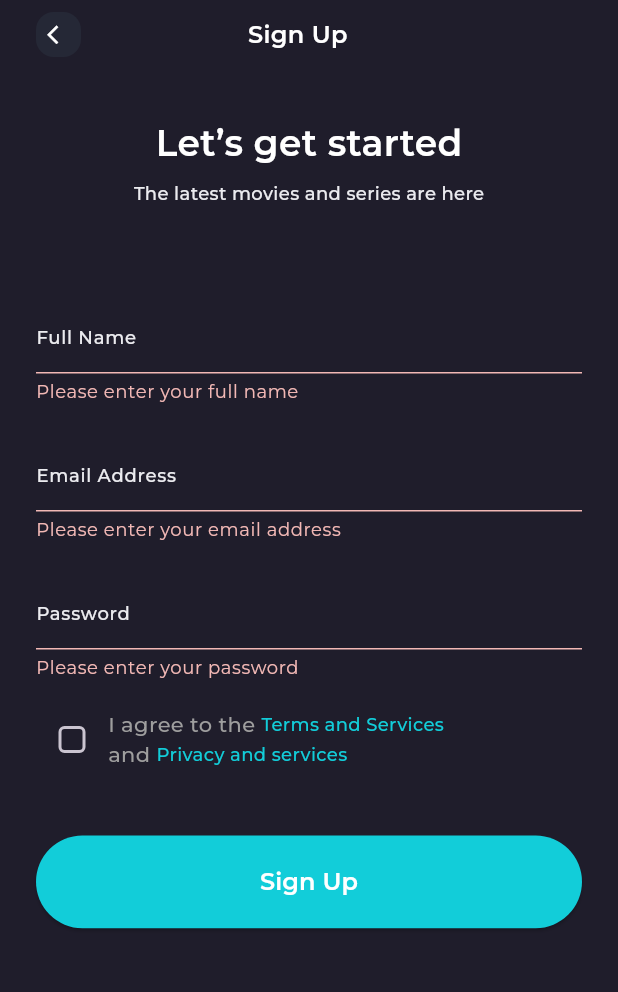
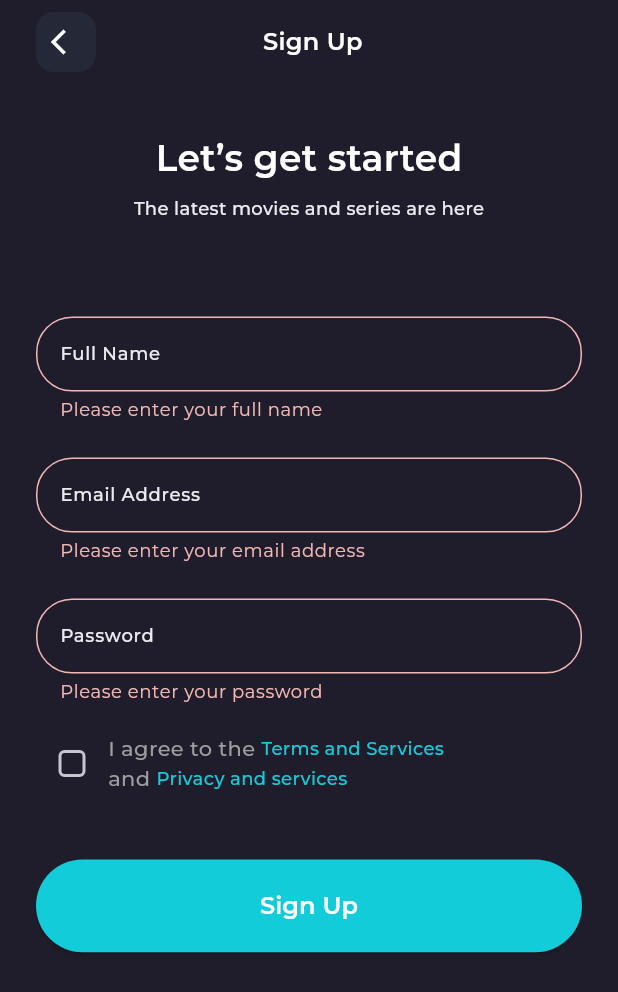
Before and after one commit to TahaAbdo13/filmFlicks, a Flutter app: the SignUpView screen opened by its route, after a tap on "Sign Up", on a phone screen of 412 x 824 dp. Shown: the top 992 px of the screen. Run offline on Flutter 3.47's test engine with Material 3 defaults, Android fonts, the phone set to English and light mode, and no system bars; our stand-ins replace awesome_dialog, bloc, cloud_firestore, dartz, firebase_auth, firebase_core and 5 more; accounts and stored records are empty; project files that could hold a hidden picture were left out.

Commit message:
Sign Up Logic done

```diff
--- a/lib/features/registeraion/presentation/views/widgets/custom_back_button.dart
+++ b/lib/features/registeraion/presentation/views/widgets/custom_back_button.dart
@@ -15,15 +15,15 @@ class CustomBackButton extends StatelessWidget {
       },
       child: Container(
         alignment: AlignmentDirectional.center,
-        height: 30,
-        width: 30,
+        height: 40,
+        width: 40,
         decoration: BoxDecoration(
           color: kSoft,
           borderRadius: BorderRadius.circular(12),
         ),
         child: const Icon(
           Icons.arrow_back_ios,
-          size: 15,
+          size: 20,
         ),
       ),
     );
--- a/lib/features/registeraion/presentation/views/widgets/custom_check_box.dart
+++ b/lib/features/registeraion/presentation/views/widgets/custom_check_box.dart
@@ -3,9 +3,10 @@ import 'package:flutter/material.dart';
 
 class CustomCheckBox extends StatelessWidget {
   final void Function(bool?) onChanged;
+  final bool isActive;
   const CustomCheckBox({
     super.key,
-    required this.onChanged,
+    required this.onChanged, required this.isActive,
   });
 
   @override
@@ -13,7 +14,7 @@ class CustomCheckBox extends StatelessWidget {
     return Checkbox(
       activeColor: kPrimaryColor,
       checkColor: kWhiteColor,
-      value: false,
+      value: isActive,
       onChanged: onChanged,
       shape: RoundedRectangleBorder(borderRadius: BorderRadius.circular(4)),
     );
--- a/lib/features/registeraion/presentation/views/widgets/custom_privacy_row.dart
+++ b/lib/features/registeraion/presentation/views/widgets/custom_privacy_row.dart
@@ -4,8 +4,11 @@ import 'package:filmflicks/features/registeraion/presentation/views/widgets/cust
 import 'package:flutter/material.dart';
 
 class CustomPrivacyRow extends StatelessWidget {
+  final void Function(bool?) onChanged;
+  final bool isActive;
   const CustomPrivacyRow({
     super.key,
+    required this.onChanged, required this.isActive,
   });
 
   @override
@@ -13,7 +16,7 @@ class CustomPrivacyRow extends StatelessWidget {
     return Row(
       children: [
         CustomCheckBox(
-          onChanged: (value) {},
+          onChanged: onChanged, isActive: isActive,
         ),
         Column(
           crossAxisAlignment: CrossAxisAlignment.start,
--- a/lib/features/registeraion/presentation/views/widgets/custom_text_form_field.dart
+++ b/lib/features/registeraion/presentation/views/widgets/custom_text_form_field.dart
@@ -3,21 +3,28 @@ import 'package:filmflicks/core/utils/styles.dart';
 import 'package:flutter/material.dart';
 
 class CustomTextFormField extends StatelessWidget {
- final String? Function(String?)? validator;
+  final String? Function(String?)? validator;
   final TextEditingController textEditingController;
   final String label;
   const CustomTextFormField({
     super.key,
-    required this.label, required this.textEditingController, this.validator,
+    required this.label,
+    required this.textEditingController,
+    this.validator,
   });
 
   @override
   Widget build(BuildContext context) {
     return TextFormField(
-      validator:validator ,
+      validator: validator,
       controller: textEditingController,
       style: Styles.h6,
       decoration: InputDecoration(
+        border: OutlineInputBorder(
+            borderRadius: BorderRadius.circular(24),
+            borderSide: const BorderSide(
+              color: kSoft,
+            )),
         labelText: label,
         labelStyle: Styles.h6.copyWith(color: kWhiteGrey),
         focusedBorder: OutlineInputBorder(
--- a/lib/features/registeraion/presentation/views/widgets/sign_up_view_body.dart
+++ b/lib/features/registeraion/presentation/views/widgets/sign_up_view_body.dart
@@ -1,3 +1,4 @@
+import 'package:awesome_dialog/awesome_dialog.dart';
 import 'package:cloud_firestore/cloud_firestore.dart';
 import 'package:filmflicks/core/models/user_model.dart';
 import 'package:filmflicks/core/utils/app_router.dart';
@@ -7,7 +8,6 @@ import 'package:filmflicks/core/utils/styles.dart';
 import 'package:filmflicks/features/registeraion/presentation/manager/sign_in_cubit/sign_in_cubit_cubit.dart';
 import 'package:filmflicks/features/registeraion/presentation/views/widgets/custom_appBar_widget.dart';
 import 'package:filmflicks/features/registeraion/presentation/views/widgets/custom_elevated_button.dart';
-import 'package:filmflicks/features/registeraion/presentation/views/widgets/custom_text_form_field.dart';
 import 'package:filmflicks/features/registeraion/presentation/views/widgets/sign_up_form_section.dart';
 import 'package:filmflicks/features/registeraion/presentation/views/widgets/view_body_text_section.dart';
 import 'package:firebase_auth/firebase_auth.dart';
@@ -18,7 +18,6 @@ import 'custom_privacy_row.dart';
 
 class SignUpViewBody extends StatefulWidget {
   const SignUpViewBody({super.key});
-
   @override
   State<SignUpViewBody> createState() => _SignUpViewBodyState();
 }
@@ -29,12 +28,14 @@ class _SignUpViewBodyState extends State<SignUpViewBody> {
   TextEditingController emailAdress = TextEditingController();
   TextEditingController fullName = TextEditingController();
   TextEditingController passWord = TextEditingController();
+  bool isActive = false;
   @override
   Widget build(BuildContext context) {
     var hieght = MediaQuery.of(context).size.height;
     var width = MediaQuery.of(context).size.width;
     return Padding(
       padding: const EdgeInsets.symmetric(vertical: 8.0, horizontal: 24),
+      child: SingleChildScrollView(
         child: Column(
           children: [
             const CustomAppBarWidget(
@@ -60,7 +61,14 @@ class _SignUpViewBodyState extends State<SignUpViewBody> {
               passWord: passWord,
             ),
             const SizedBox(height: 16),
-          const CustomPrivacyRow(),
+            CustomPrivacyRow(
+              onChanged: (bool) {
+                setState(() {
+                  isActive = !isActive;
+                });
+              },
+              isActive: isActive,
+            ),
             const SizedBox(height: 40),
             SizedBox(
                 width: width,
@@ -68,13 +76,21 @@ class _SignUpViewBodyState extends State<SignUpViewBody> {
                 child: BlocConsumer<SignInCubitCubit, SignInCubitState>(
                   listener: (BuildContext context, SignInCubitState state) {
                     if (state is SignInCubitFailure) {
-                    showDialog(
+                      AwesomeDialog(
+                              autoHide: const Duration(seconds: 3),
                               context: context,
-                        builder: (context) {
-                          return AlertDialog(
-                            title: Text(state.errMessage),
-                          );
-                        });
+                              customHeader: const Icon(
+                                Icons.error,
+                                size: 50,
+                                color: Colors.red,
+                              ),
+                              title: "Error",
+                              titleTextStyle:
+                                  Styles.h2.copyWith(color: kPrimaryColor),
+                              descTextStyle:
+                                  Styles.h5.copyWith(color: kWhiteColor),
+                              desc: state.errMessage)
+                          .show();
                     } else if (state is SignInCubitSuccess) {
                       showSnackBarMethod(context, state.successMessage);
                       GoRouter.of(context).push(AppRouter.kLoginView);
@@ -84,27 +100,38 @@ class _SignUpViewBodyState extends State<SignUpViewBody> {
                     return CustomElevatedButton(
                         isLoading: state is SignInCubitLoading ? true : false,
                         onPressed: () async {
-                        if (formkey.currentState!.validate()) {
-                          formkey.currentState!.save();
-                          autovalidateMode = AutovalidateMode.always;
-                          UserModel userModel = UserModel(
-                            emailAddress: emailAdress.text,
-                            name: fullName.text,
-                            password: passWord.text,
-                          );
-                          await BlocProvider.of<SignInCubitCubit>(context)
-                              .singUp(
-                                  userModel: userModel,
-                                  firebaseAuth: FirebaseAuth.instance,
-                                  firebaseFirestore:
-                                      FirebaseFirestore.instance);
-                        }
+                          await signUpOnPressed(context);
                         },
                         text: "Sign Up");
                   },
                 ))
           ],
         ),
+      ),
     );
   }
+
+  Future<void> signUpOnPressed(BuildContext context) async {
+    if (formkey.currentState!.validate()) {
+      if (isActive == true) {
+        formkey.currentState!.save();
+        autovalidateMode = AutovalidateMode.always;
+        await signUpMethod(context);
+      } else {
+        showSnackBarMethod(context, 'Please accept the terms and conditions');
       }
+    }
+  }
+
+  Future<void> signUpMethod(BuildContext context) async {
+    UserModel userModel = UserModel(
+      emailAddress: emailAdress.text,
+      name: fullName.text,
+      password: passWord.text,
+    );
+    await BlocProvider.of<SignInCubitCubit>(context).singUp(
+        userModel: userModel,
+        firebaseAuth: FirebaseAuth.instance,
+        firebaseFirestore: FirebaseFirestore.instance);
+  }
+}
--- a/pubspec.yaml
+++ b/pubspec.yaml
@@ -46,6 +46,8 @@ dependencies:
   cloud_firestore: ^4.14.0
   bloc: ^8.1.4
   flutter_bloc: ^8.1.6
+  font_awesome_flutter: ^10.7.0
+  awesome_dialog: ^3.2.1
 
 dev_dependencies:
   flutter_test:
```
Also changed, not shown: pubspec.lock, 5 other files. Lines whose indentation alone changed are shown as unchanged.
